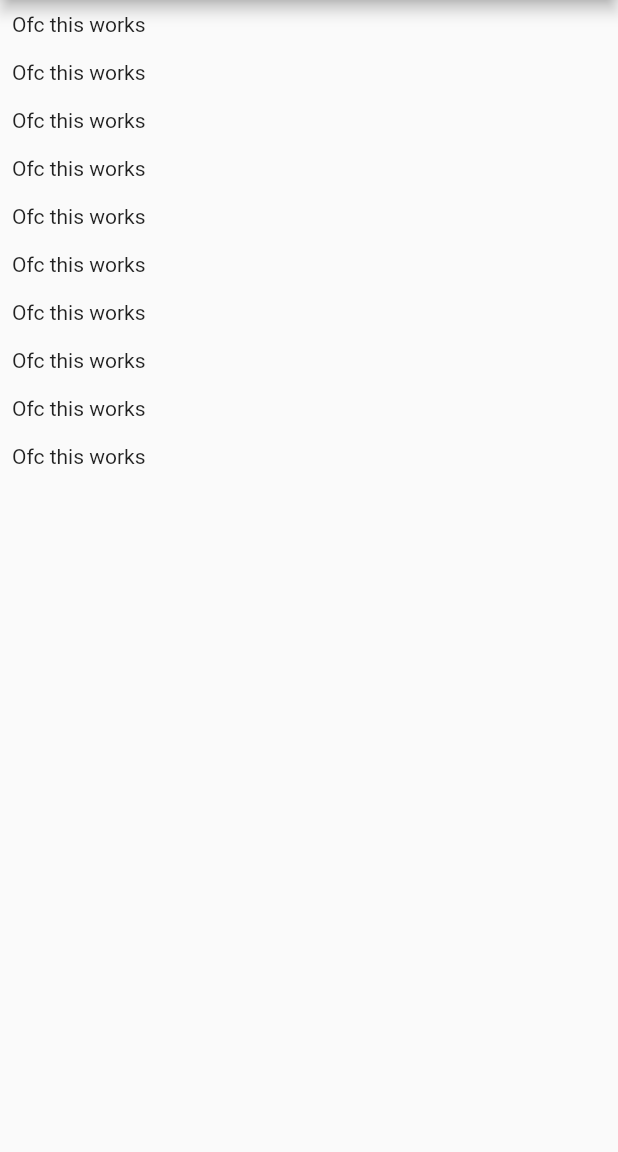
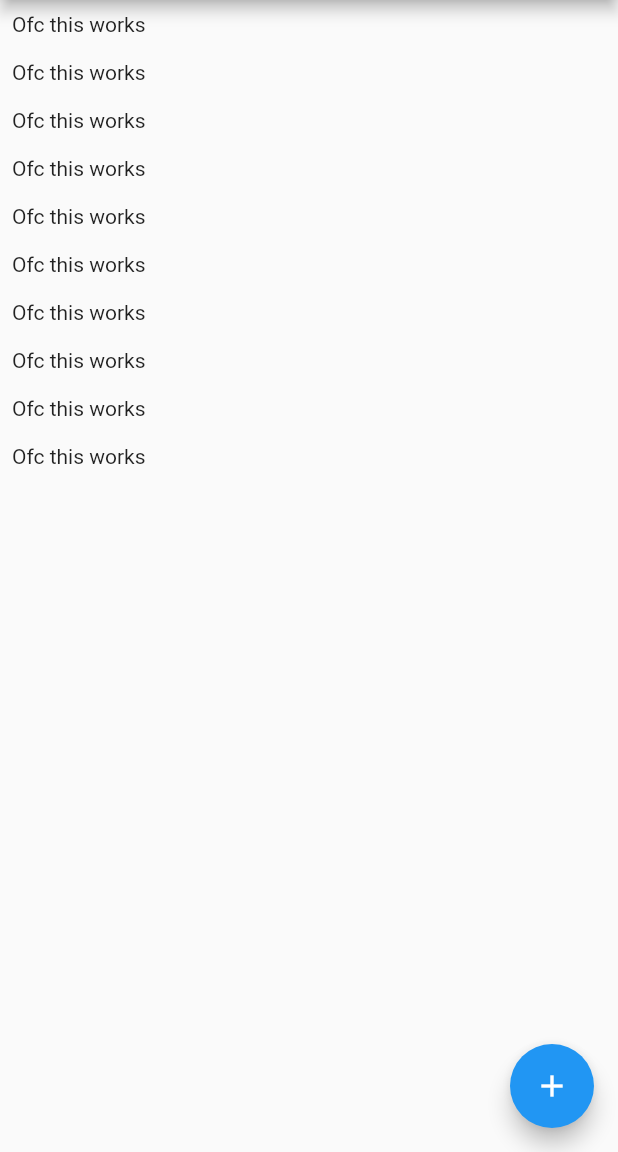
Before and after one commit to Sandesh1013/Flutter-Chat-App, a Flutter app: the screen it shows after launch, on a phone screen of 412 x 824 dp, the part 84-1236 px from its top. Run offline on Flutter 3.47's test engine with Material 2 defaults, Android fonts, the phone set to English and light mode, and no system bars.

```diff
--- a/chat_app/lib/screens/chat_screen.dart
+++ b/chat_app/lib/screens/chat_screen.dart
@@ -1,17 +1,28 @@
 import 'package:flutter/cupertino.dart';
 import 'package:flutter/material.dart';
+import'package:cloud_firestore/cloud_firestore.dart';
 
 class ChatScreen extends StatelessWidget {
   @override
   Widget build(BuildContext context) {
     return Scaffold(
-      appBar:AppBar(
-      title:Text('Chat Screen'),
-    ),
-      body: ListView.builder(itemCount:10,itemBuilder: (ctx,index)=>Container(
-        padding: EdgeInsets.all(8),
-        child: Text('Ofc this works'),
+      appBar: AppBar(
+        title: Text('Chat Screen'),
       ),
-    ));
+      body: ListView.builder(itemCount: 10, itemBuilder: (ctx, index) =>
+          Container(
+            padding: EdgeInsets.all(8),
+            child: Text('Ofc this works'),
+          ),
+      ),
+      floatingActionButton: FloatingActionButton(
+        child: Icon(Icons.add),
+        onPressed: () {
+          Firestore.instance.collection('chats/eM5tagy4XmMMStELY2bG/messages')
+              .snapshots().listen((data){
+                print(data);
+          });
+        },
+      ),);
   }
 }
```
Also changed, not shown: 1 other file.
